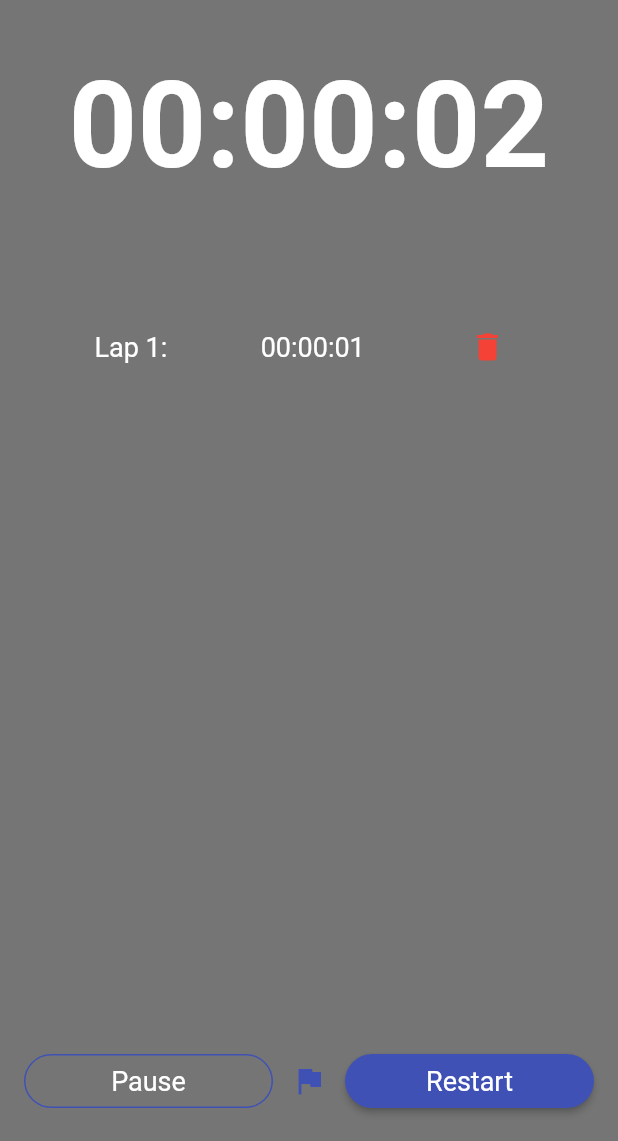
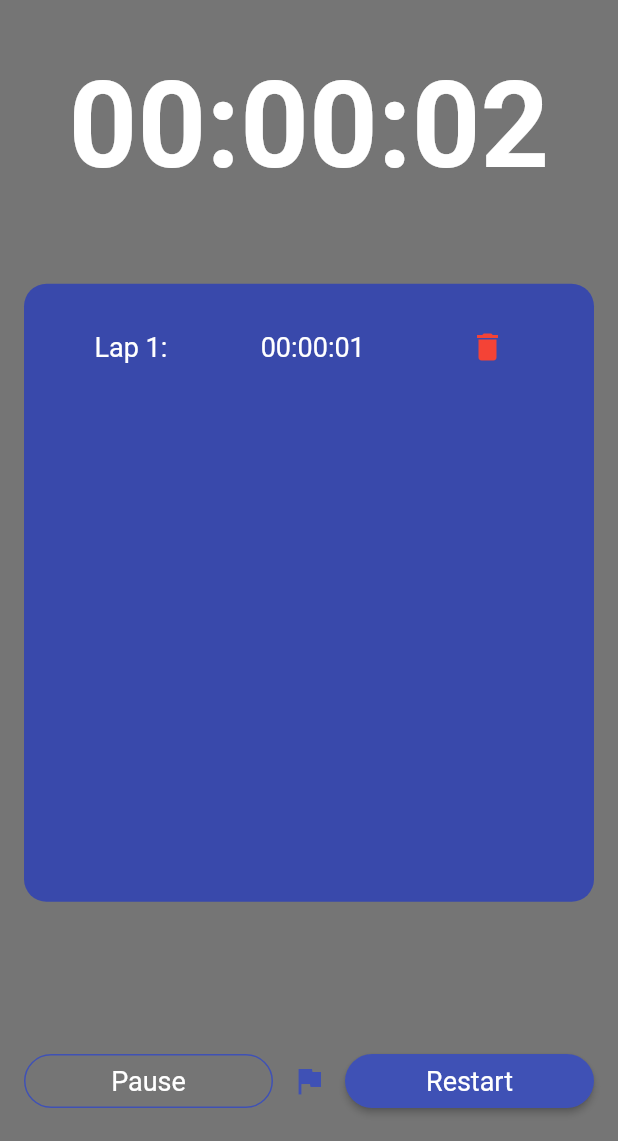
Before and after one commit to devOmedia/stopwatch, a Flutter app: the screen it shows after launch, after a tap on "Start", after a tap on the "flag" icon, on a phone screen of 412 x 824 dp, the part 95-1236 px from its top. Run offline on Flutter 3.47's test engine with Material 2 defaults, Android fonts, the phone set to English and light mode, and no system bars.

Commit message:
change color

```diff
--- a/lib/homepage.dart
+++ b/lib/homepage.dart
@@ -124,7 +124,7 @@ class _HomePageState extends State<HomePage> {
                     margin: const EdgeInsets.only(top: 20.0),
                     height: MediaQuery.of(context).size.height * 0.5,
                     decoration: BoxDecoration(
-                        color: Colors.grey.shade600,
+                        color: Colors.indigo.shade600,
                         borderRadius: BorderRadius.circular(15.0)),
                     child: ListView.builder(
                       itemCount: laps.length,
```
